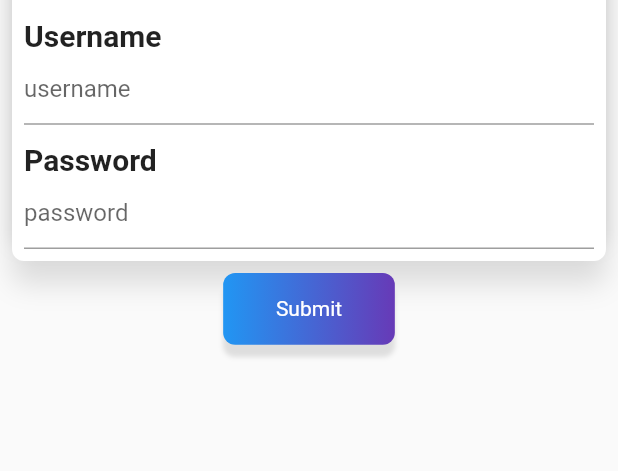
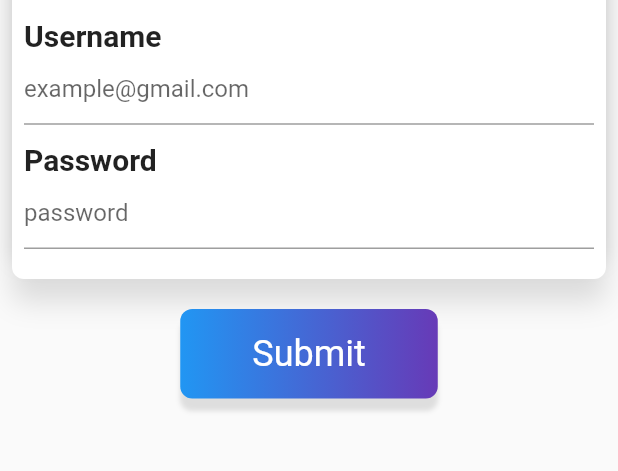
Before and after one commit to AbdAlrazakDraw/flutter, a Flutter app: the screen it shows after launch, on a phone screen of 412 x 824 dp, the part 508-979 px from its top. Run offline on Flutter 3.47's test engine with Material 2 defaults, Android fonts, the phone set to English and light mode, and no system bars; our stand-ins replace equatable, flutter_screenutil; Roboto replaces fonts that are missing (Raleway, RobotoMono).

Commit message:
first commit

```diff
--- /dev/null
+++ b/lib/Model/imgaes.dart
@@ -0,0 +1,26 @@
+import 'dart:convert';
+
+List<images>imagesFromJson(String str)=>List<images>.from(jsonDecode(str).map((x)=>images.fromMap(x)));
+String prductTojson(List<images>data)=>jsonEncode(List<dynamic>.from(data.map((x) => x.toMap())));
+
+
+class images{
+
+  String id;
+  String author;
+  String url;
+
+  images(this.id, this.author, this.url);
+  toMap()=>{
+    'id':id,
+    'author':author,
+    'download_url':url,
+  };
+  images.fromMap(Map<String,dynamic>map):
+      url=map['download_url'],
+      author=map['author'],
+     id=map['id'];
+
+
+
+}
--- a/lib/Screen/Login.dart
+++ b/lib/Screen/Login.dart
@@ -9,15 +9,19 @@ class Login extends StatefulWidget {
 }
 
 class _LoginState extends State<Login> {
-  TextEditingController _username =TextEditingController();
-  TextEditingController _password =TextEditingController();
+  TextEditingController _username = TextEditingController();
+  TextEditingController _password = TextEditingController();
+  final _formKey = GlobalKey<FormState>();
+
   @override
   Widget build(BuildContext context) {
     return Scaffold(
-      appBar: AppBar(
-
-      ),
-      body: SingleChildScrollView(
+      appBar: AppBar(),
+      body: OrientationBuilder(
+        builder: (context, orientation) {
+          return SingleChildScrollView(
+            child: Form(
+              key: _formKey,
               child: Column(
                 children: [
                   SizedBox(
@@ -35,52 +39,79 @@ class _LoginState extends State<Login> {
                         BoxShadow(
                             color: Colors.black12,
                             offset: Offset(0, 15.0),
-                      blurRadius: 15
-                  ),
+                            blurRadius: 15),
                         BoxShadow(
                             color: Colors.black12,
                             offset: Offset(0, -10.0),
-                      blurRadius: 10
-                  )
+                            blurRadius: 10)
                       ],
                     ),
                     child: Column(
                         crossAxisAlignment: CrossAxisAlignment.start,
                         children: [
-                 Text('Login',style: TextStyle(fontSize: 24,fontWeight: FontWeight.bold),),
-                  SizedBox(height: ScreenUtil().setHeight(10),),
-                  Text("Username",style: TextStyle(fontSize: 20,fontWeight: FontWeight.bold),),
+                          Text(
+                            'Login',
+                            style: TextStyle(
+                                fontSize: 24, fontWeight: FontWeight.bold,fontFamily: 'RobotoMono'),
+                          ),
+                          SizedBox(
+                            height: ScreenUtil().setHeight(10),
+                          ),
+                          Text(
+                            "Username",
+                            style: TextStyle(
+                                fontSize: 20, fontWeight: FontWeight.bold),
+                          ),
                           TextFormField(
-                    controller:_username ,
+                            validator: (value) {
+                              if (value.isEmpty) {
+                                return 'Please enter your email';
+                              }
+                              return null;
+                            },
+                            controller: _username,
                             decoration: InputDecoration(
-                      hintText: "username",
-
+                              hintText: "example@gmail.com",
                             ),
                           ),
-                  SizedBox(height: ScreenUtil().setHeight(10),),
-                  Text("Password",style: TextStyle(fontSize: 20,fontWeight: FontWeight.bold),),
+                          SizedBox(
+                            height: ScreenUtil().setHeight(10),
+                          ),
+                          Text(
+                            "Password",
+                            style: TextStyle(
+                                fontSize: 20, fontWeight: FontWeight.bold,fontFamily: 'RobotoMono'),
+                          ),
                           TextFormField(
+                            obscureText: true,
+                            validator: (value) {
+                              if (value.isEmpty) {
+                                return 'Please enter password';
+                              }
+                              return null;
+                            },
                             decoration: InputDecoration(
                               hintText: "password",
                             ),
                             controller: _password,
                           ),
-              ]
+                          SizedBox(
+                            height: ScreenUtil().setHeight(10),
                           ),
-
-
+                        ]),
                   ),
-
+                  SizedBox(
+                    height: ScreenUtil().setHeight(10),
+                  ),
                   Container(
-              width: ScreenUtil().setWidth(100),
-              height: ScreenUtil().setHeight(40),
+                    width: ScreenUtil().setWidth(150),
+                    height: ScreenUtil().setHeight(50),
                     decoration: BoxDecoration(
                         boxShadow: [
                           BoxShadow(
                               color: Colors.grey.withOpacity(.3),
                               offset: Offset(0, 8.0),
-                        blurRadius: 2
-                    )
+                              blurRadius: 2)
                         ],
                         gradient: LinearGradient(
                             colors: [Colors.blue, Colors.deepPurple]),
@@ -88,19 +119,28 @@ class _LoginState extends State<Login> {
                     child: Material(
                       color: Colors.transparent,
                       child: InkWell(
-                  child: Center(child: Text("Submit",style: TextStyle(color: Colors.white),)),
-                    onTap:()  {
-                    Navigator.push(context,MaterialPageRoute(builder: (context) => HomeScreen()),);
-
+                          child: Center(
+                              child: Text(
+                                "Submit",
+                                style: TextStyle(color: Colors.white,fontSize: 24,fontFamily: 'Raleway'),
+                              )),
+                          onTap: () {
+                            if (_formKey.currentState.validate()) {
+                              Navigator.push(
+                                context,
+                                MaterialPageRoute(
+                                    builder: (context) => HomeScreen()),
+                              );
                             }
-                ),
+                          }),
                     ),
                   ),
                 ],
               ),
-
             ),
-
+          );
+        }
+      ),
     );
   }
 }
--- /dev/null
+++ b/lib/bloc/bloc.dart
@@ -0,0 +1,5 @@
+class Bloc extends Bloc<imEvent,imState>{
+
+  RemoteServices repository;
+
+}
--- a/lib/main.dart
+++ b/lib/main.dart
@@ -17,7 +17,7 @@ class MyApp extends StatelessWidget {
         debugShowCheckedModeBanner: false,
         title: 'Login',
         theme: ThemeData(
-          primarySwatch: Colors.blue,
+          primarySwatch: Colors.blue,fontFamily: 'Raleway'
         ),
         home:Login(),
       ),
```
Also changed, not shown: lib/Screen/home_screen.dart (+12 -9 lines), lib/bloc/event.dart (added, +8 -0 lines), lib/bloc/state.dart (added, +21 -0 lines), lib/services/remote_services.dart (added, +16 -0 lines), pubspec.yaml (+16 -8 lines), pubspec.lock. Lines whose indentation alone changed are shown as unchanged.
